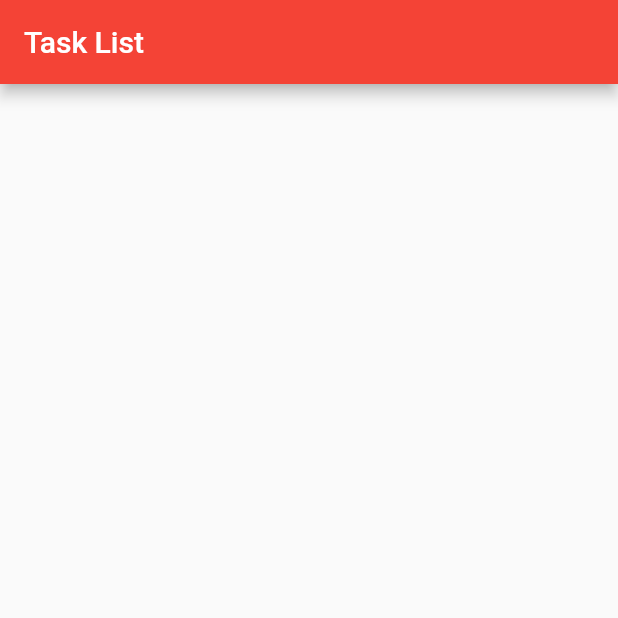
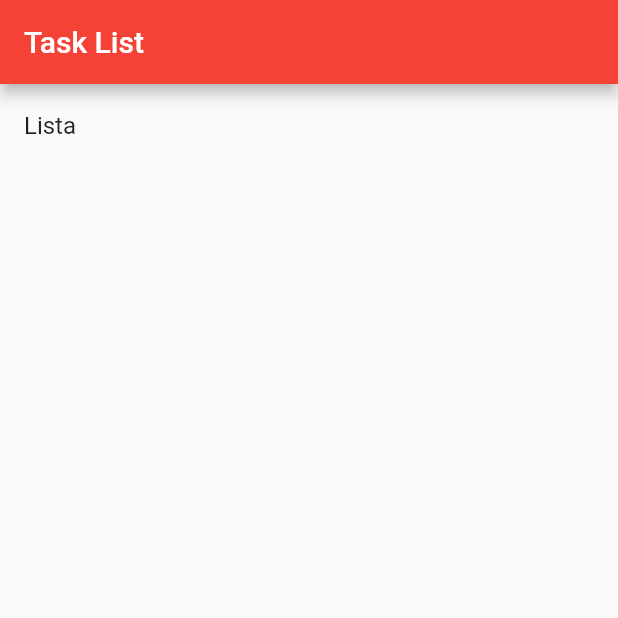
Before and after one commit to lucasmartinsribeiro/task_manager, a Flutter app: the screen it shows after launch, on a phone screen of 412 x 824 dp, the top half of it. Run offline on Flutter 3.47's test engine with Material 2 defaults, Android fonts, the phone set to English and light mode, and no system bars.

Commit message:
updating the task list

```diff
--- a/lib/form.dart
+++ b/lib/form.dart
@@ -94,5 +94,6 @@ ElevatedButton buttonBack(BuildContext context) {
         context,
         MaterialPageRoute(builder: (context) => MyTask()),
       );
-      });
     }
+  );
+}
--- a/lib/list.dart
+++ b/lib/list.dart
@@ -1,6 +1,5 @@
 import 'task_controller.dart';
 import 'package:flutter/material.dart';
-import 'task.dart';
 
 class MyList extends StatelessWidget {
   const MyList({Key? key}) : super(key: key);
@@ -15,7 +14,7 @@ class MyList extends StatelessWidget {
             return Card(
               child: ListTile(
                 title: Text(TaskController.list[index].title),
-                    // description: Text(TaskController.list[index].description),
+                subtitle: Text(TaskController.list[index].description),
                 // calendar: Text(TaskController.list[index].calendar),
               ),
             );
@@ -23,6 +22,8 @@ class MyList extends StatelessWidget {
           itemCount: TaskController.list.length,
           shrinkWrap: true,
           padding: const EdgeInsets.all(10),
-            )));
+        )
+      )
+    );
   }
 }
--- a/lib/main.dart
+++ b/lib/main.dart
@@ -1,5 +1,6 @@
 import 'package:task_manager/form.dart';
 import 'package:flutter/material.dart';
+import 'list.dart';
 
 void main() {
   runApp(MaterialApp(
@@ -17,6 +18,16 @@ class MyHomePage extends StatelessWidget {
   Widget build(BuildContext context) {
     return Scaffold(
       appBar: AppBar(title: const Text('Task List')),
+      body: Container(
+        child: ListView(
+          padding: EdgeInsets.zero,
+          children: const <Widget>[
+            ListTile(
+              title: const Text('Lista'),
+            )
+          ],
+        ),
+      ),
       floatingActionButton: FloatingActionButton(
         onPressed: () {
           callScreen(context, MyTask());
```
Lines whose indentation alone changed are shown as unchanged.
